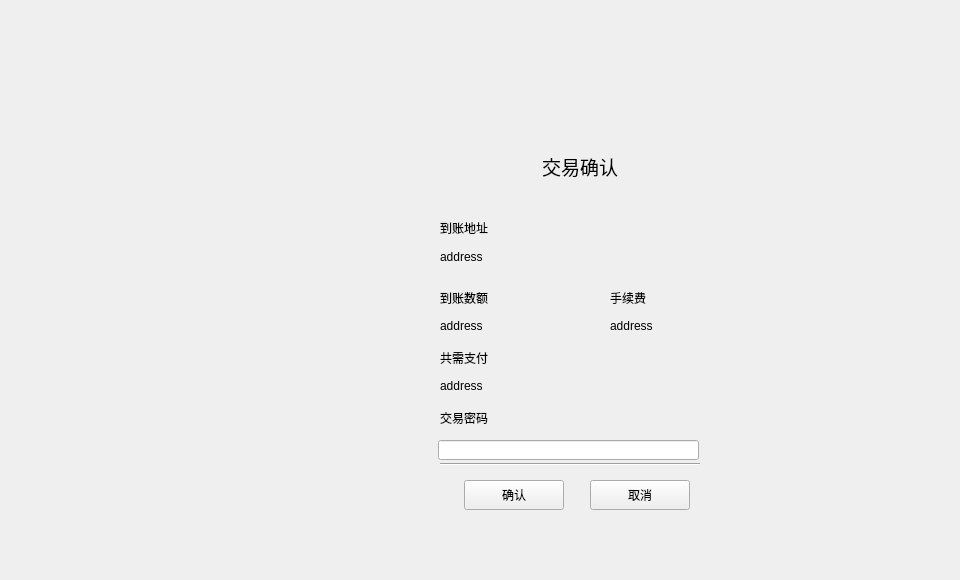
Above: capitalTransferPage/CapitalConfirmWidget.ui from HcashOrg/hx-indicator before the change. Below: the same form after it.
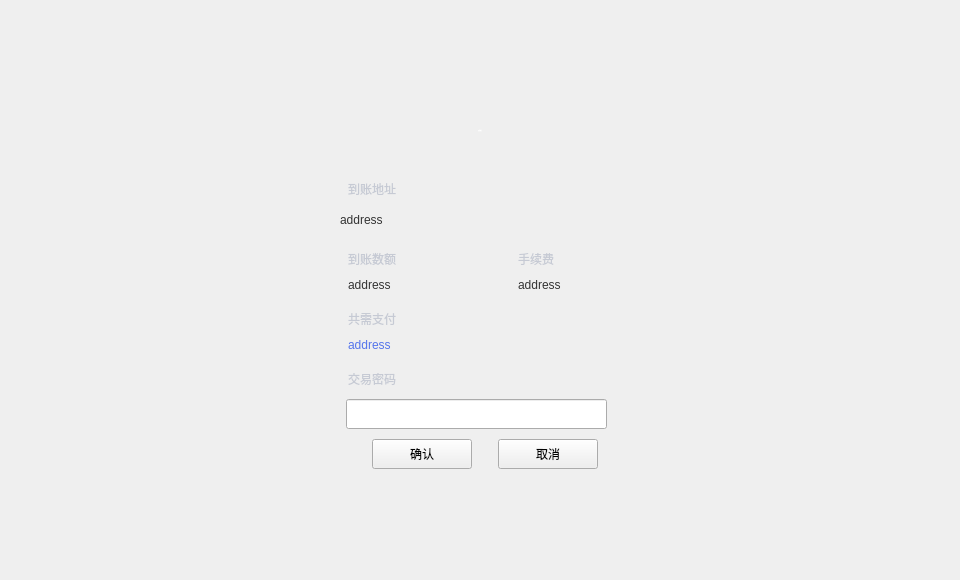
That is the form after the change.

```diff
--- a/capitalTransferPage/CapitalConfirmWidget.ui
+++ b/capitalTransferPage/CapitalConfirmWidget.ui
@@ -16,10 +16,10 @@
   <widget class="QLineEdit" name="lineEdit">
    <property name="geometry">
     <rect>
-     <x>438</x>
-     <y>440</y>
+     <x>346</x>
+     <y>399</y>
      <width>261</width>
-     <height>20</height>
+     <height>30</height>
     </rect>
    </property>
    <property name="echoMode">
@@ -29,12 +29,16 @@
   <widget class="QLabel" name="label_feeNumber">
    <property name="geometry">
     <rect>
-     <x>610</x>
-     <y>316</y>
+     <x>518</x>
+     <y>275</y>
      <width>141</width>
      <height>20</height>
     </rect>
    </property>
+   <property name="styleSheet">
+    <string notr="true">color: rgb(51, 51, 51);
+font: 13px &quot;Microsoft YaHei UI Light&quot;;</string>
+   </property>
    <property name="text">
     <string>address</string>
    </property>
@@ -42,8 +46,8 @@
   <widget class="QToolButton" name="toolButton_cancel">
    <property name="geometry">
     <rect>
-     <x>590</x>
-     <y>480</y>
+     <x>498</x>
+     <y>439</y>
      <width>100</width>
      <height>30</height>
     </rect>
@@ -55,12 +59,16 @@
   <widget class="QLabel" name="label_actualNumber">
    <property name="geometry">
     <rect>
-     <x>440</x>
-     <y>316</y>
+     <x>348</x>
+     <y>275</y>
      <width>151</width>
      <height>20</height>
     </rect>
    </property>
+   <property name="styleSheet">
+    <string notr="true">color: rgb(51, 51, 51);
+font: 13px &quot;Microsoft YaHei UI Light&quot;;</string>
+   </property>
    <property name="text">
     <string>address</string>
    </property>
@@ -68,12 +76,16 @@
   <widget class="QLabel" name="label_totalNumber">
    <property name="geometry">
     <rect>
-     <x>440</x>
-     <y>376</y>
+     <x>348</x>
+     <y>335</y>
      <width>131</width>
      <height>20</height>
     </rect>
    </property>
+   <property name="styleSheet">
+    <string notr="true">color: rgb(84,116,235);
+font: 13px &quot;Microsoft YaHei UI Light&quot;;</string>
+   </property>
    <property name="text">
     <string>address</string>
    </property>
@@ -81,12 +93,16 @@
   <widget class="QLabel" name="label_address">
    <property name="geometry">
     <rect>
-     <x>440</x>
-     <y>246</y>
-     <width>361</width>
-     <height>21</height>
+     <x>340</x>
+     <y>205</y>
+     <width>300</width>
+     <height>30</height>
     </rect>
    </property>
+   <property name="styleSheet">
+    <string notr="true">QLabel{color: rgb(51, 51, 51);
+font: 14px &quot;Microsoft YaHei UI Light&quot;;}</string>
+   </property>
    <property name="text">
     <string>address</string>
    </property>
@@ -94,12 +110,16 @@
   <widget class="QLabel" name="label_3">
    <property name="geometry">
     <rect>
-     <x>440</x>
-     <y>350</y>
-     <width>71</width>
-     <height>16</height>
+     <x>348</x>
+     <y>309</y>
+     <width>80</width>
+     <height>20</height>
     </rect>
    </property>
+   <property name="styleSheet">
+    <string notr="true">color: rgb(198, 202, 212);
+font: 12px &quot;Microsoft YaHei UI Light&quot;;</string>
+   </property>
    <property name="text">
     <string>共需支付</string>
    </property>
@@ -107,8 +127,8 @@
   <widget class="QToolButton" name="toolButton_confirm">
    <property name="geometry">
     <rect>
-     <x>464</x>
-     <y>480</y>
+     <x>372</x>
+     <y>439</y>
      <width>100</width>
      <height>30</height>
     </rect>
@@ -120,12 +140,16 @@
   <widget class="QLabel" name="label_4">
    <property name="geometry">
     <rect>
-     <x>440</x>
-     <y>410</y>
-     <width>71</width>
-     <height>16</height>
+     <x>348</x>
+     <y>369</y>
+     <width>80</width>
+     <height>20</height>
     </rect>
    </property>
+   <property name="styleSheet">
+    <string notr="true">color: rgb(198, 202, 212);
+font: 12px &quot;Microsoft YaHei UI Light&quot;;</string>
+   </property>
    <property name="text">
     <string>交易密码</string>
    </property>
@@ -133,12 +157,16 @@
   <widget class="QLabel" name="label_1">
    <property name="geometry">
     <rect>
-     <x>440</x>
-     <y>290</y>
-     <width>71</width>
-     <height>16</height>
+     <x>348</x>
+     <y>249</y>
+     <width>80</width>
+     <height>20</height>
     </rect>
    </property>
+   <property name="styleSheet">
+    <string notr="true">color: rgb(198, 202, 212);
+font: 12px &quot;Microsoft YaHei UI Light&quot;;</string>
+   </property>
    <property name="text">
     <string>到账数额</string>
    </property>
@@ -146,57 +174,62 @@
   <widget class="QLabel" name="label_title">
    <property name="geometry">
     <rect>
-     <x>542</x>
-     <y>151</y>
-     <width>141</width>
-     <height>31</height>
+     <x>380</x>
+     <y>120</y>
+     <width>200</width>
+     <height>20</height>
     </rect>
    </property>
    <property name="font">
     <font>
-     <family>Microsoft YaHei UI Light</family>
-     <pointsize>14</pointsize>
+     <family>微软雅黑</family>
+     <pointsize>-1</pointsize>
+     <weight>50</weight>
+     <italic>false</italic>
+     <bold>false</bold>
     </font>
    </property>
+   <property name="styleSheet">
+    <string notr="true">font: 14px &quot;微软雅黑&quot;;
+color: rgb(255, 255, 255);</string>
+   </property>
    <property name="text">
     <string>交易确认</string>
    </property>
+   <property name="alignment">
+    <set>Qt::AlignCenter</set>
+   </property>
   </widget>
   <widget class="QLabel" name="label_2">
    <property name="geometry">
     <rect>
-     <x>610</x>
-     <y>290</y>
-     <width>71</width>
-     <height>16</height>
+     <x>518</x>
+     <y>249</y>
+     <width>80</width>
+     <height>20</height>
     </rect>
    </property>
+   <property name="styleSheet">
+    <string notr="true">color: rgb(198, 202, 212);
+font: 12px &quot;Microsoft YaHei UI Light&quot;;</string>
+   </property>
    <property name="text">
     <string>手续费</string>
    </property>
   </widget>
-  <widget class="Line" name="line">
-   <property name="geometry">
-    <rect>
-     <x>440</x>
-     <y>456</y>
-     <width>260</width>
-     <height>16</height>
-    </rect>
-   </property>
-   <property name="orientation">
-    <enum>Qt::Horizontal</enum>
-   </property>
-  </widget>
   <widget class="QLabel" name="label_5">
    <property name="geometry">
     <rect>
-     <x>440</x>
-     <y>220</y>
-     <width>71</width>
-     <height>16</height>
+     <x>348</x>
+     <y>179</y>
+     <width>80</width>
+     <height>20</height>
     </rect>
    </property>
+   <property name="styleSheet">
+    <string notr="true">color: rgb(198, 202, 212);
+font: 12px &quot;Microsoft YaHei UI Light&quot;;</string>
+   </property>
    <property name="text">
     <string>到账地址</string>
    </property>
```
Left out of the diff: 3 changed lines with no effect on the pictures.
